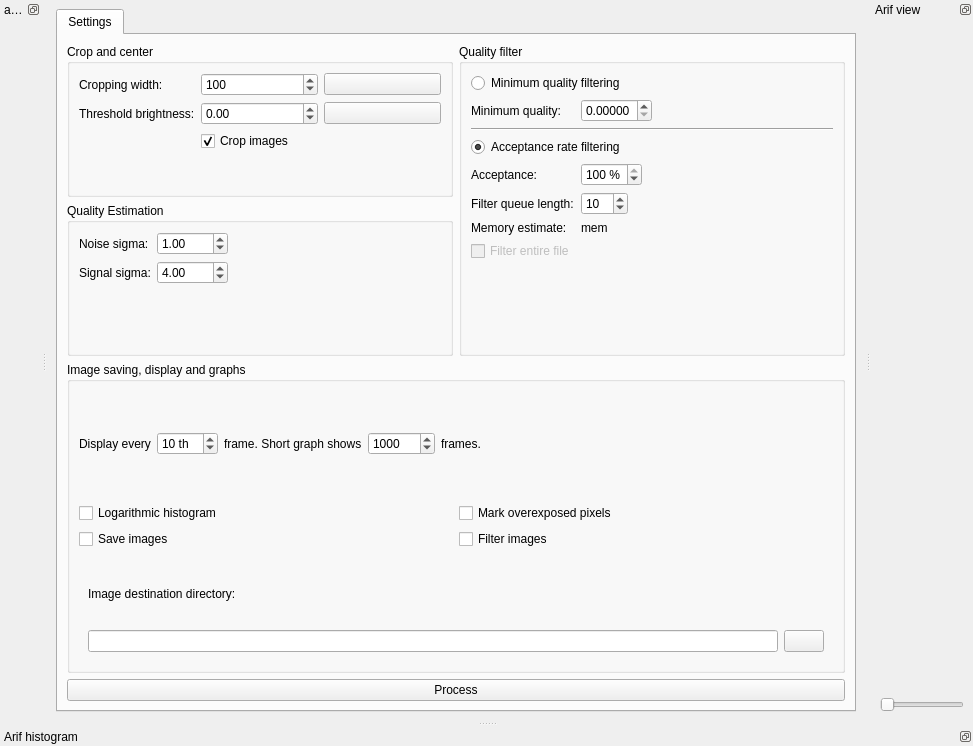
Old version of the form src/arifmainwindow.ui in the repository AD-Vega/arif.
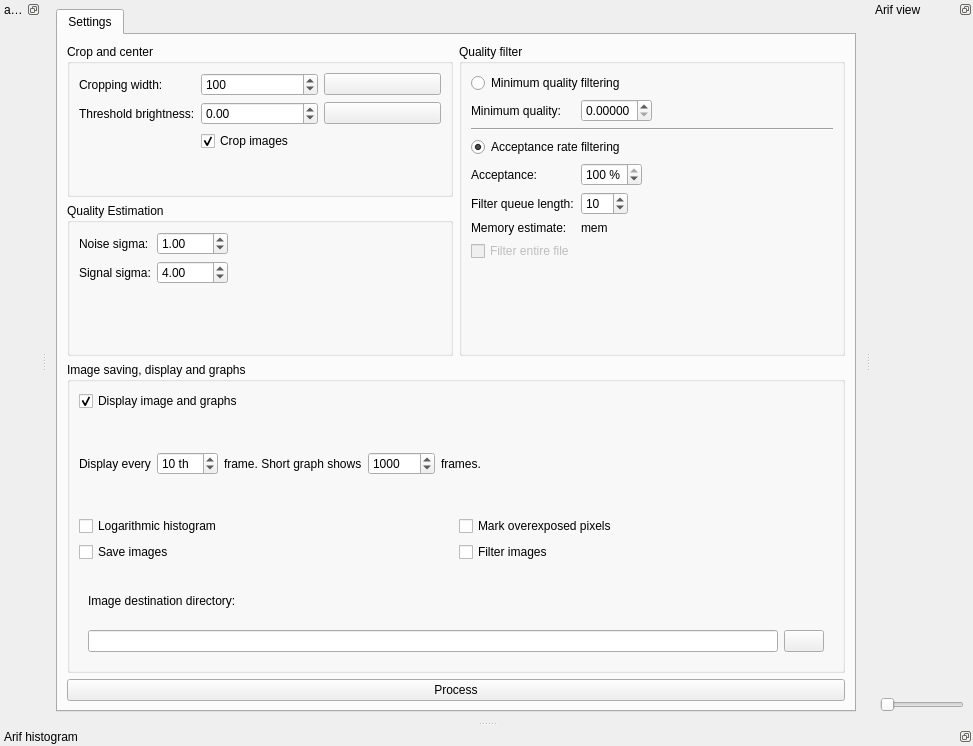
New version of the form. Icons and pictures are not drawn. Custom widgets are drawn as their Qt base class.

Commit message: Add option to disable display.

Diff of the .ui file:
```diff
--- a/src/arifmainwindow.ui
+++ b/src/arifmainwindow.ui
@@ -311,6 +311,16 @@
            <string>Image saving, display and graphs</string>
           </property>
           <layout class="QVBoxLayout" name="verticalLayout_6">
+           <item>
+            <widget class="QCheckBox" name="displayCheck">
+             <property name="text">
+              <string>Display image and graphs</string>
+             </property>
+             <property name="checked">
+              <bool>true</bool>
+             </property>
+            </widget>
+           </item>
            <item>
             <layout class="QHBoxLayout" name="horizontalLayout_3">
              <item>
```
The commit also changes 1 other file.
